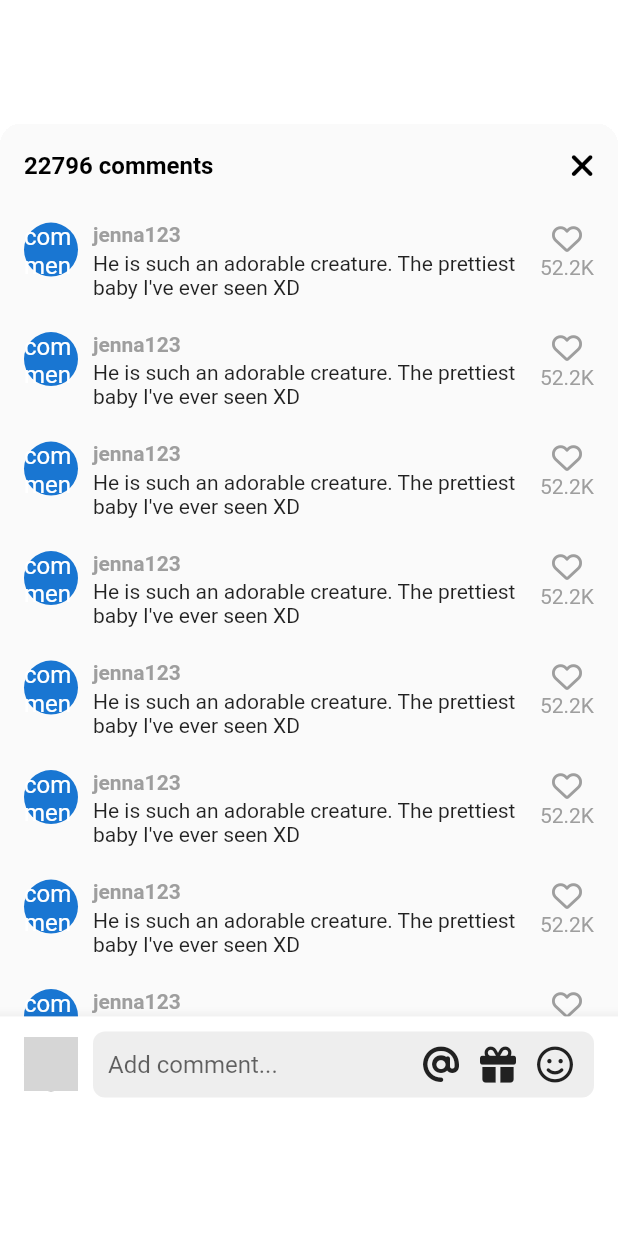
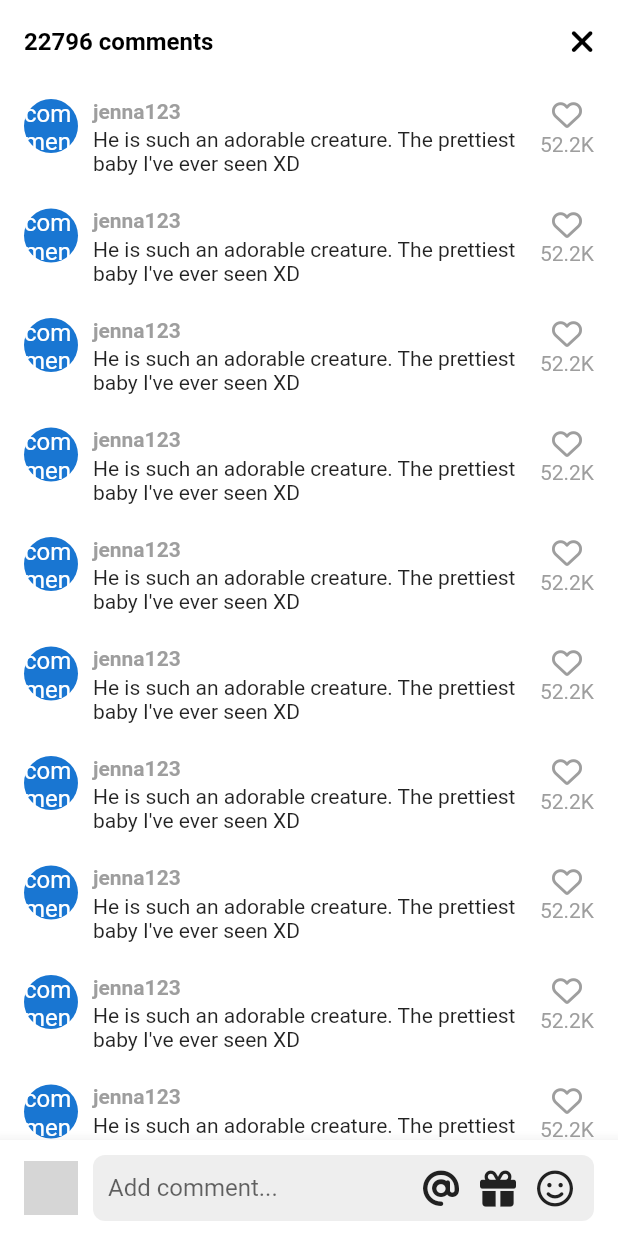
Before and after one commit to shinysuh/Snapster, a Flutter app: the VideoComments screen opened directly, on a phone screen of 412 x 824 dp. Run offline on Flutter 3.47's test engine with Material 3 defaults, Android fonts, the phone set to English and light mode, and no system bars; our stand-ins replace font_awesome_flutter, google_fonts, video_player, visibility_detector; network calls fail; grey boxes are pictures that could not be loaded.

Commit message:
fix: 댓글 창 중간에 뜨는 이슈 fix

```diff
--- a/lib/features/video/widgets/video_comments.dart
+++ b/lib/features/video/widgets/video_comments.dart
@@ -98,18 +98,20 @@ class _VideoCommentsState extends State<VideoComments> {
   Widget build(BuildContext context) {
     final size = MediaQuery.of(context).size;
 
-    return RegulatedMaxWidth(
-      maxWidth: Breakpoints.sm,
-      child: Container(
-        height: size.height * 0.8,
+    return SizedBox(
+      height: size.height * 0.7,
+      child: RegulatedMaxWidth(
+        maxWidth: Breakpoints.sm,
         clipBehavior: Clip.hardEdge,
         decoration: BoxDecoration(
-          borderRadius: BorderRadius.circular(Sizes.size14),
+          borderRadius: BorderRadius.circular(
+            Sizes.size14,
+          ),
         ),
         child: Scaffold(
-          backgroundColor: Colors.grey.shade50,
+          // backgroundColor: Colors.grey.shade50,
           appBar: AppBar(
-            backgroundColor: Colors.grey.shade50,
+            // backgroundColor: Colors.grey.shade50,
             title: const Text(
               '22796 comments',
               style: TextStyle(
```
